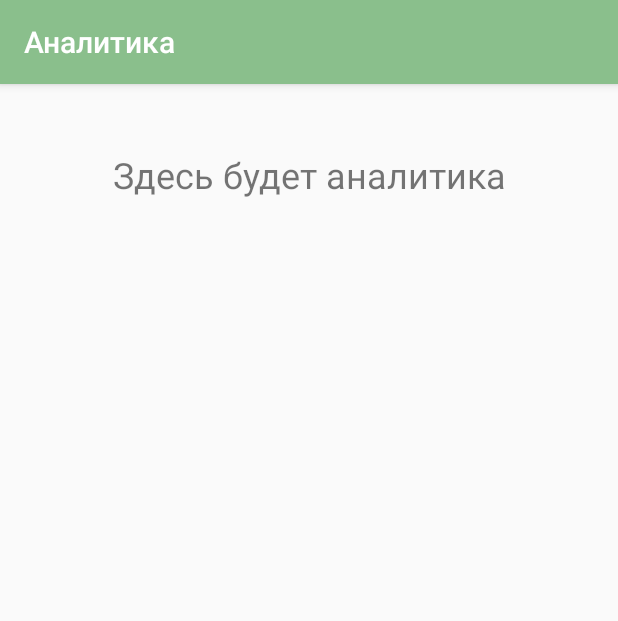
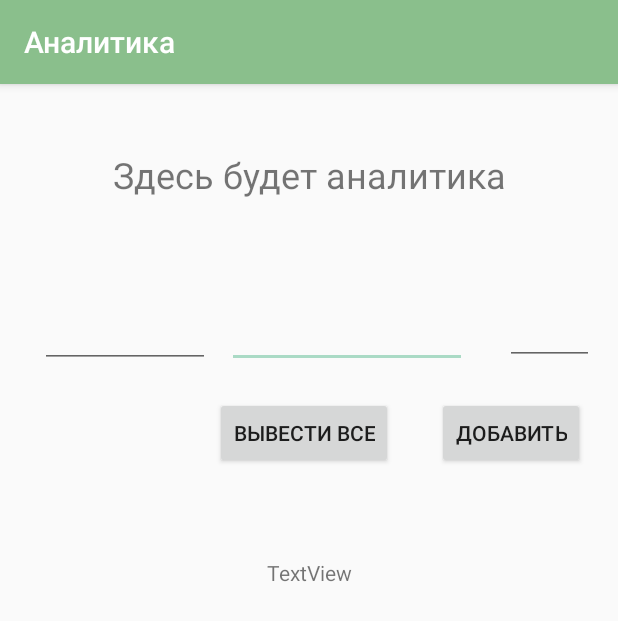
Before and after one commit to Aaaaa988/WiselyApp, an Android app: the screen it shows after launch (AnalyticsActivity), after a tap on "АНАЛИТИКА", on a phone screen of 412 x 824 dp. Shown: the top 621 px of the screen. Run offline under Robolectric (Android 15) with nearby library versions, the phone set to English and light mode, and no system bars; our stand-ins replace Room's generated code.

Commit message:
Testing work with BD in Analytic activity

```diff
--- a/app/src/main/java/com/kiselev/wiselyapp/activities/AnalyticsActivity.java
+++ b/app/src/main/java/com/kiselev/wiselyapp/activities/AnalyticsActivity.java
@@ -1,16 +1,83 @@
 package com.kiselev.wiselyapp.activities;
 
 import androidx.appcompat.app.AppCompatActivity;
+import androidx.room.Room;
 
+import android.content.Intent;
 import android.os.Bundle;
+import android.view.View;
+import android.widget.Button;
+import android.widget.EditText;
+import android.widget.TextView;
 
 import com.kiselev.wiselyapp.R;
+import com.kiselev.wiselyapp.database.AppDatabase;
+import com.kiselev.wiselyapp.database.DBHelper;
+import com.kiselev.wiselyapp.database.dao.Spend_IncomeDAO;
+import com.kiselev.wiselyapp.database.entity.Spend_Income;
+
+import java.util.List;
+
 
 public class AnalyticsActivity extends AppCompatActivity {
+
+    private Button buttonAdd, buttonOutput;
+
+
+
+
+    Spend_IncomeDAO spend_incomeDAO;
 
     @Override
     protected void onCreate(Bundle savedInstanceState) {
         super.onCreate(savedInstanceState);
         setContentView(R.layout.activity_analytics);
+
+        AppDatabase db = DBHelper.getInstance().getDatabase();
+
+        spend_incomeDAO = db.spend_incomeDAO();
+
+        addListenerOnButton();
     }
+
+    public void addListenerOnButton(){
+        buttonAdd = (Button)findViewById(R.id.button);
+        buttonOutput = (Button)findViewById(R.id.button2);
+
+        buttonAdd.setOnClickListener(
+                new View.OnClickListener() {
+                    @Override
+                    public void onClick(View v) {
+                        EditText amount = (EditText)findViewById(R.id.editTextNumberDecimal);
+                        EditText date = (EditText)findViewById(R.id.editTextDate);
+                        EditText type = (EditText)findViewById(R.id.editTextNumber);
+
+                        Spend_Income spend_income = new Spend_Income();
+                        spend_income.amount = Double.parseDouble(amount.getText().toString());
+                        spend_income.date = date.getText().toString();
+                        spend_income.type = Integer.parseInt(type.getText().toString());
+
+                        spend_incomeDAO.insert(spend_income);
+                    }
+                }
+        );
+
+        buttonOutput.setOnClickListener(
+                new View.OnClickListener() {
+                    @Override
+                    public void onClick(View v) {
+
+                        TextView textViewOutPut = (TextView) findViewById(R.id.textView5);
+
+                        List<Spend_Income> spend_incomeList = spend_incomeDAO.getAllSpend_Income();
+                        String output = "";
+                        for(Spend_Income i: spend_incomeList){
+                            output += i.toString()+"\n";
+                        }
+                        textViewOutPut.setText(output);
+                    }
+                }
+        );
+    }
+
 }
--- a/app/src/main/java/com/kiselev/wiselyapp/database/AppDatabase.java
+++ b/app/src/main/java/com/kiselev/wiselyapp/database/AppDatabase.java
@@ -7,5 +7,5 @@ import com.kiselev.wiselyapp.database.entity.Spend_Income;
 
 @Database(entities = {Spend_Income.class}, version = 1)
 public abstract class AppDatabase extends RoomDatabase {
-    public abstract Spend_IncomeDAO getPersonDao();
+    public abstract Spend_IncomeDAO spend_incomeDAO();
 }
--- a/app/src/main/java/com/kiselev/wiselyapp/database/DBHelper.java
+++ b/app/src/main/java/com/kiselev/wiselyapp/database/DBHelper.java
@@ -1,9 +1,7 @@
 package com.kiselev.wiselyapp.database;
 
 import android.app.Application;
-import android.content.Context;
-import android.database.sqlite.SQLiteDatabase;
-import android.database.sqlite.SQLiteOpenHelper;
+
 
 import androidx.room.Room;
 
@@ -18,6 +16,7 @@ public class DBHelper extends Application {
         super.onCreate();
         instance = this;
         database = Room.databaseBuilder(this, AppDatabase.class, "database")
+                .allowMainThreadQueries()
                 .build();
     }
 
--- a/app/src/main/java/com/kiselev/wiselyapp/database/dao/Spend_IncomeDAO.java
+++ b/app/src/main/java/com/kiselev/wiselyapp/database/dao/Spend_IncomeDAO.java
@@ -14,6 +14,9 @@ public interface Spend_IncomeDAO {
     @Insert
     void insertAll(Spend_Income... spend_income);
 
+    @Insert
+    void insert(Spend_Income spend_income);
+
     // Удаление Person из бд
     @Delete
     void delete(Spend_Income spend_income);
--- a/app/src/main/java/com/kiselev/wiselyapp/database/entity/Spend_Income.java
+++ b/app/src/main/java/com/kiselev/wiselyapp/database/entity/Spend_Income.java
@@ -5,8 +5,14 @@ import androidx.room.PrimaryKey;
 
 @Entity
 public class Spend_Income {
-    @PrimaryKey int id;
-    double amount;
-    String date;
-    int type;
+    @PrimaryKey(autoGenerate = true)
+    public int id;
+    public double amount;
+    public String date;
+    public int type;
+
+    @Override
+    public String toString() {
+        return "{id=" + id + ", amount=" + amount + ", date='" + date + '\'' + ", type=" + type+'}';
+    }
 }
--- a/app/src/main/res/layout/activity_analytics.xml
+++ b/app/src/main/res/layout/activity_analytics.xml
@@ -17,4 +17,78 @@
         app:layout_constraintStart_toStartOf="parent"
         app:layout_constraintTop_toTopOf="parent"
         app:layout_constraintVertical_bias="0.060000002" />
+
+    <EditText
+        android:id="@+id/editTextDate"
+        android:layout_width="160dp"
+        android:layout_height="54dp"
+        android:ems="10"
+        android:inputType="date"
+        app:layout_constraintBottom_toBottomOf="parent"
+        app:layout_constraintEnd_toStartOf="@+id/editTextNumber"
+        app:layout_constraintHorizontal_bias="0.3"
+        app:layout_constraintStart_toEndOf="@+id/editTextNumberDecimal"
+        app:layout_constraintTop_toTopOf="parent"
+        app:layout_constraintVertical_bias="0.19" />
+
+    <EditText
+        android:id="@+id/editTextNumberDecimal"
+        android:layout_width="113dp"
+        android:layout_height="53dp"
+        android:ems="10"
+        android:inputType="numberDecimal"
+        app:layout_constraintBottom_toBottomOf="parent"
+        app:layout_constraintEnd_toEndOf="parent"
+        app:layout_constraintHorizontal_bias="0.09"
+        app:layout_constraintStart_toStartOf="parent"
+        app:layout_constraintTop_toTopOf="parent"
+        app:layout_constraintVertical_bias="0.19" />
+
+    <EditText
+        android:id="@+id/editTextNumber"
+        android:layout_width="59dp"
+        android:layout_height="51dp"
+        android:layout_marginEnd="16dp"
+        android:ems="10"
+        android:inputType="number"
+        app:layout_constraintBottom_toBottomOf="parent"
+        app:layout_constraintEnd_toEndOf="parent"
+        app:layout_constraintTop_toTopOf="parent"
+        app:layout_constraintVertical_bias="0.19" />
+
+    <Button
+        android:id="@+id/button"
+        android:layout_width="wrap_content"
+        android:layout_height="wrap_content"
+        android:text="Добавить"
+        app:layout_constraintBottom_toBottomOf="parent"
+        app:layout_constraintEnd_toEndOf="parent"
+        app:layout_constraintHorizontal_bias="0.93"
+        app:layout_constraintStart_toStartOf="parent"
+        app:layout_constraintTop_toBottomOf="@+id/editTextNumber"
+        app:layout_constraintVertical_bias="0.04000002" />
+
+    <Button
+        android:id="@+id/button2"
+        android:layout_width="wrap_content"
+        android:layout_height="wrap_content"
+        android:text="Вывести все"
+        app:layout_constraintBottom_toBottomOf="parent"
+        app:layout_constraintEnd_toStartOf="@+id/button"
+        app:layout_constraintHorizontal_bias="0.83"
+        app:layout_constraintStart_toStartOf="parent"
+        app:layout_constraintTop_toBottomOf="@+id/editTextNumber"
+        app:layout_constraintVertical_bias="0.04000002" />
+
+    <TextView
+        android:id="@+id/textView5"
+        android:layout_width="wrap_content"
+        android:layout_height="wrap_content"
+        android:text="TextView"
+        app:layout_constraintBottom_toBottomOf="parent"
+        app:layout_constraintEnd_toEndOf="parent"
+        app:layout_constraintStart_toStartOf="parent"
+        app:layout_constraintTop_toBottomOf="@+id/button2"
+        app:layout_constraintVertical_bias="0.120000005" />
+
 </androidx.constraintlayout.widget.ConstraintLayout>
```
